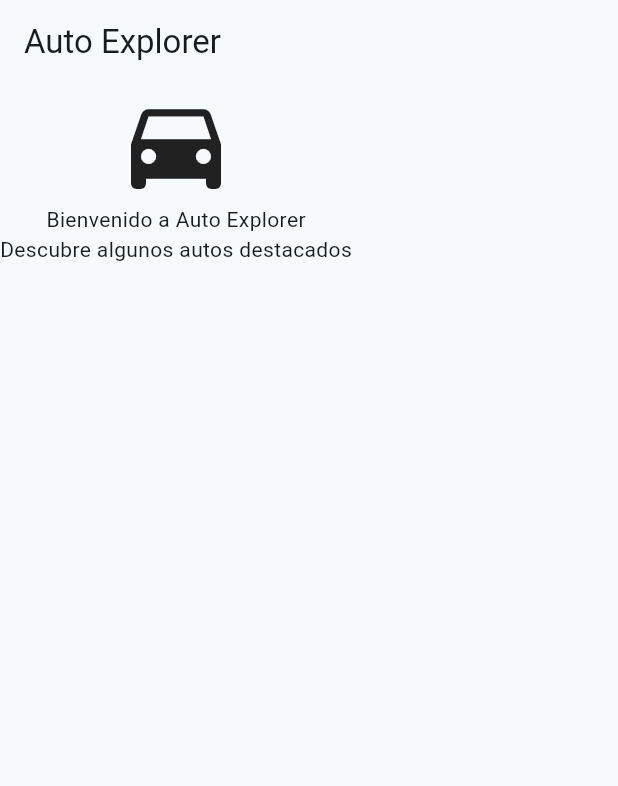
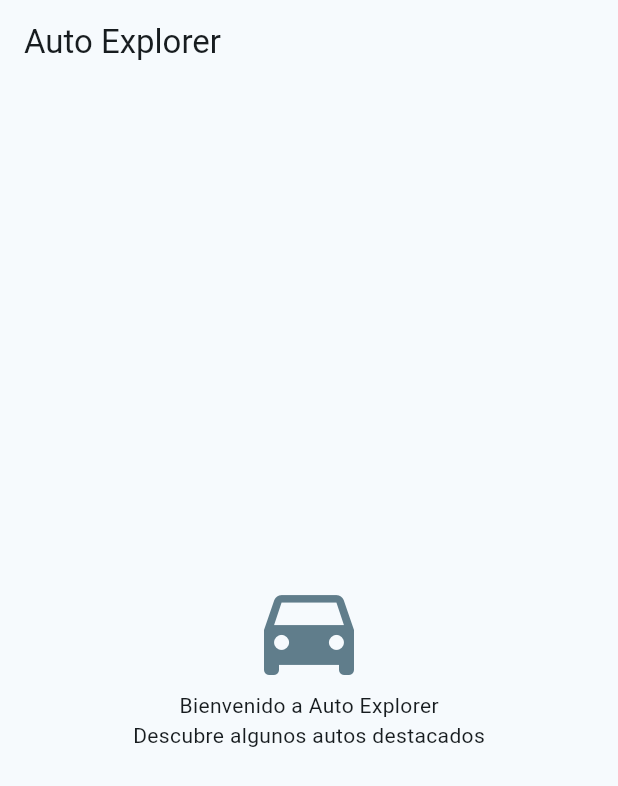
Before and after one commit to fmoran54/auto_explorer2.0, a Flutter app: the screen it shows after launch, on a phone screen of 412 x 824 dp. Shown: the top 786 px of the screen. Run offline on Flutter 3.47's test engine with Material 3 defaults, Android fonts, the phone set to English and light mode, and no system bars.

Commit message:
Creación de la pantalla inicial

```diff
--- a/lib/main.dart
+++ b/lib/main.dart
@@ -28,11 +28,14 @@
       appBar: AppBar(
         title: const Text('Auto Explorer'),
       ),
-      body: const Column(
+      body: const Center(
+        child: Column(
+          mainAxisAlignment: MainAxisAlignment.center,
           children: [
             Icon(
               Icons.directions_car,
               size: 80,
+              color: Colors.blueGrey,
             ),
             Text(
               'Bienvenido a Auto Explorer',
@@ -42,6 +45,7 @@
             ),
           ],
         ),
+      ),
     );
   }
 }
```
Lines whose indentation alone changed are shown as unchanged.
